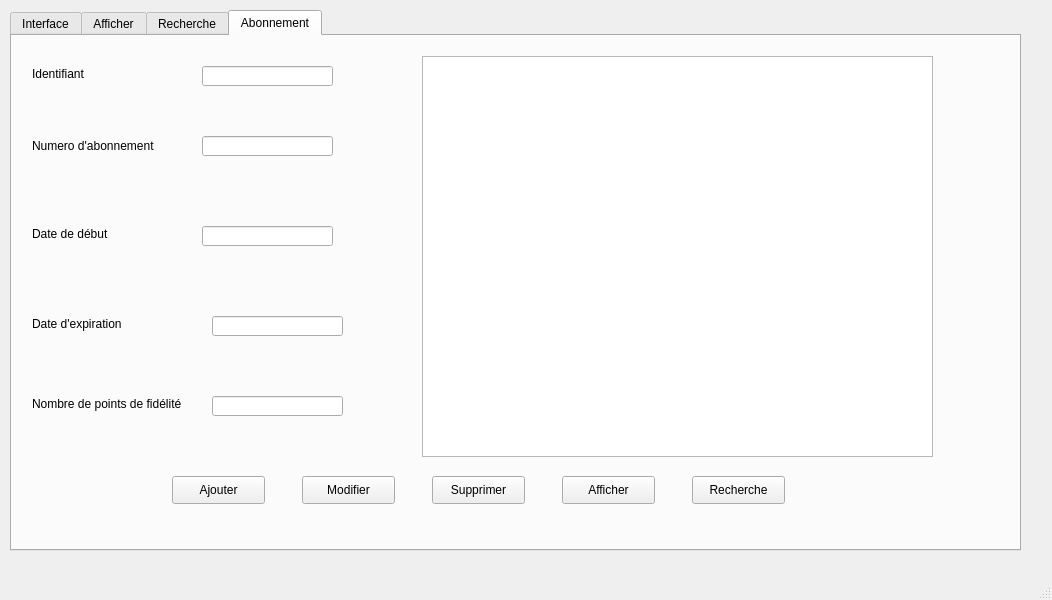
Old version of the form mainwindow.ui in the repository nyrouz911/Smart-Dry-Cleaner-2A13.
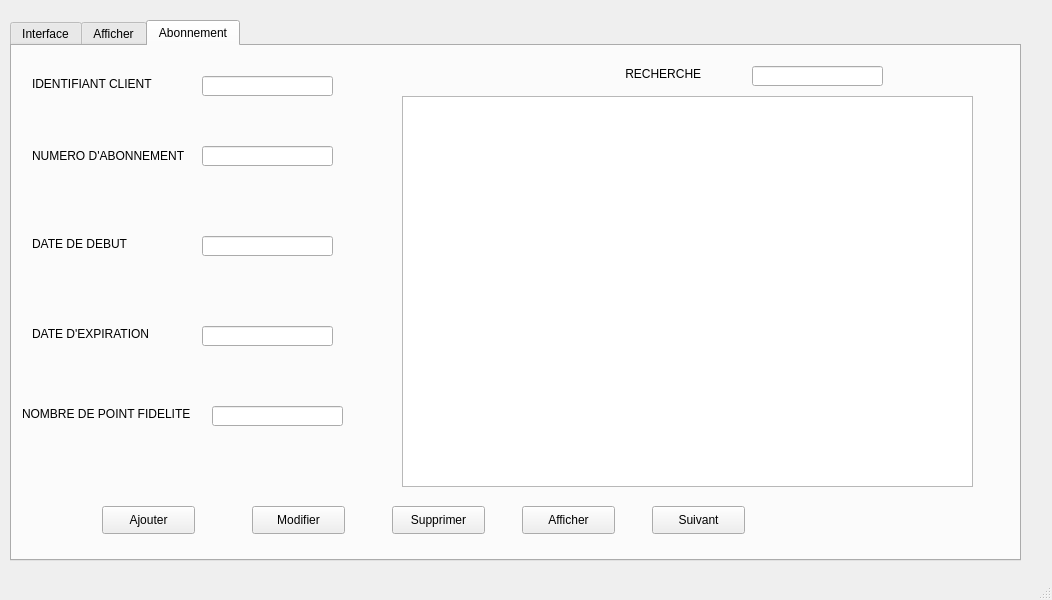
New version of the form. The open tabs and pages were chosen to show the change.

```diff
--- a/mainwindow.ui
+++ b/mainwindow.ui
@@ -18,7 +18,7 @@
     <property name="geometry">
      <rect>
       <x>10</x>
-      <y>10</y>
+      <y>20</y>
       <width>1011</width>
       <height>541</height>
      </rect>
@@ -337,48 +337,7 @@
        </rect>
       </property>
       <property name="text">
-       <string>Trie Prenom</string>
-      </property>
-     </widget>
-    </widget>
-    <widget class="QWidget" name="tab_3">
-     <attribute name="title">
-      <string>Recherche</string>
-     </attribute>
-     <widget class="QTableView" name="tableView_recherche">
-      <property name="geometry">
-       <rect>
-        <x>20</x>
-        <y>80</y>
-        <width>811</width>
-        <height>401</height>
-       </rect>
-      </property>
-     </widget>
-     <widget class="QLabel" name="label_7">
-      <property name="geometry">
-       <rect>
-        <x>30</x>
-        <y>30</y>
-        <width>121</width>
-        <height>16</height>
-       </rect>
-      </property>
-      <property name="text">
-       <string>             Recherche</string>
-      </property>
-     </widget>
-     <widget class="QLineEdit" name="lineEdit_recherche">
-      <property name="geometry">
-       <rect>
-        <x>190</x>
-        <y>30</y>
-        <width>131</width>
-        <height>20</height>
-       </rect>
-      </property>
-      <property name="text">
-       <string/>
+       <string>Tri Prenom</string>
       </property>
      </widget>
     </widget>
@@ -409,7 +368,7 @@
          </rect>
         </property>
         <property name="text">
-         <string>Identifiant</string>
+         <string>IDENTIFIANT CLIENT</string>
         </property>
        </widget>
        <widget class="QLabel" name="label_16">
@@ -417,12 +376,12 @@
          <rect>
           <x>20</x>
           <y>100</y>
-          <width>131</width>
+          <width>161</width>
           <height>20</height>
          </rect>
         </property>
         <property name="text">
-         <string>Numero d'abonnement</string>
+         <string>NUMERO D'ABONNEMENT</string>
         </property>
        </widget>
        <widget class="QLabel" name="label_17">
@@ -435,7 +394,7 @@
          </rect>
         </property>
         <property name="text">
-         <string>Date de début</string>
+         <string>DATE DE DEBUT</string>
         </property>
        </widget>
        <widget class="QLabel" name="label_18">
@@ -448,27 +407,27 @@
          </rect>
         </property>
         <property name="text">
-         <string>Date d'expiration</string>
+         <string>DATE D'EXPIRATION</string>
         </property>
        </widget>
        <widget class="QLabel" name="label_19">
         <property name="geometry">
          <rect>
-          <x>20</x>
+          <x>10</x>
           <y>360</y>
-          <width>191</width>
+          <width>181</width>
           <height>16</height>
          </rect>
         </property>
         <property name="text">
-         <string>Nombre de points de fidélité</string>
+         <string>NOMBRE DE POINT FIDELITE</string>
         </property>
        </widget>
        <widget class="QPushButton" name="pushButton_modifer_ab">
         <property name="geometry">
          <rect>
-          <x>290</x>
-          <y>440</y>
+          <x>240</x>
+          <y>460</y>
           <width>93</width>
           <height>28</height>
          </rect>
@@ -480,8 +439,8 @@
        <widget class="QPushButton" name="pushButton_supprimer_ab">
         <property name="geometry">
          <rect>
-          <x>420</x>
-          <y>440</y>
+          <x>380</x>
+          <y>460</y>
           <width>93</width>
           <height>28</height>
          </rect>
@@ -493,8 +452,8 @@
        <widget class="QPushButton" name="pushButton_afficher_ab">
         <property name="geometry">
          <rect>
-          <x>550</x>
-          <y>440</y>
+          <x>510</x>
+          <y>460</y>
           <width>93</width>
           <height>28</height>
          </rect>
@@ -503,19 +462,6 @@
          <string>Afficher</string>
         </property>
        </widget>
-       <widget class="QPushButton" name="pushButton_recherche_ab">
-        <property name="geometry">
-         <rect>
-          <x>680</x>
-          <y>440</y>
-          <width>93</width>
-          <height>28</height>
-         </rect>
-        </property>
-        <property name="text">
-         <string>Recherche</string>
-        </property>
-       </widget>
        <widget class="QLineEdit" name="lineEdit_id_ab">
         <property name="geometry">
          <rect>
@@ -529,19 +475,6 @@
          <string/>
         </property>
        </widget>
-       <widget class="QLineEdit" name="lineEdit_nom_ab">
-        <property name="geometry">
-         <rect>
-          <x>190</x>
-          <y>100</y>
-          <width>131</width>
-          <height>20</height>
-         </rect>
-        </property>
-        <property name="text">
-         <string/>
-        </property>
-       </widget>
        <widget class="QLineEdit" name="lineEdit_date_deb">
         <property name="geometry">
          <rect>
@@ -558,7 +491,7 @@
        <widget class="QLineEdit" name="lineEdit_date_fin">
         <property name="geometry">
          <rect>
-          <x>200</x>
+          <x>190</x>
           <y>280</y>
           <width>131</width>
           <height>20</height>
@@ -584,8 +517,8 @@
        <widget class="QPushButton" name="pushButton_modifer_ab_2">
         <property name="geometry">
          <rect>
-          <x>160</x>
-          <y>440</y>
+          <x>90</x>
+          <y>460</y>
           <width>93</width>
           <height>28</height>
          </rect>
@@ -597,11 +530,63 @@
        <widget class="QTableView" name="tableView_ab">
         <property name="geometry">
          <rect>
-          <x>410</x>
+          <x>390</x>
+          <y>50</y>
+          <width>571</width>
+          <height>391</height>
+         </rect>
+        </property>
+       </widget>
+       <widget class="QPushButton" name="pushButton_suivant">
+        <property name="geometry">
+         <rect>
+          <x>640</x>
+          <y>460</y>
+          <width>93</width>
+          <height>28</height>
+         </rect>
+        </property>
+        <property name="text">
+         <string>Suivant</string>
+        </property>
+       </widget>
+       <widget class="QLineEdit" name="lineEdit_num_ab">
+        <property name="geometry">
+         <rect>
+          <x>190</x>
+          <y>100</y>
+          <width>131</width>
+          <height>20</height>
+         </rect>
+        </property>
+        <property name="text">
+         <string/>
+        </property>
+       </widget>
+       <widget class="QLabel" name="label_7">
+        <property name="geometry">
+         <rect>
+          <x>570</x>
           <y>20</y>
-          <width>511</width>
-          <height>401</height>
+          <width>121</width>
+          <height>16</height>
          </rect>
+        </property>
+        <property name="text">
+         <string>             RECHERCHE</string>
+        </property>
+       </widget>
+       <widget class="QLineEdit" name="lineEdit_rech_ab">
+        <property name="geometry">
+         <rect>
+          <x>740</x>
+          <y>20</y>
+          <width>131</width>
+          <height>20</height>
+         </rect>
+        </property>
+        <property name="text">
+         <string/>
         </property>
        </widget>
       </widget>
```
Left out of the diff: 119 changed lines with no effect on the pictures.
